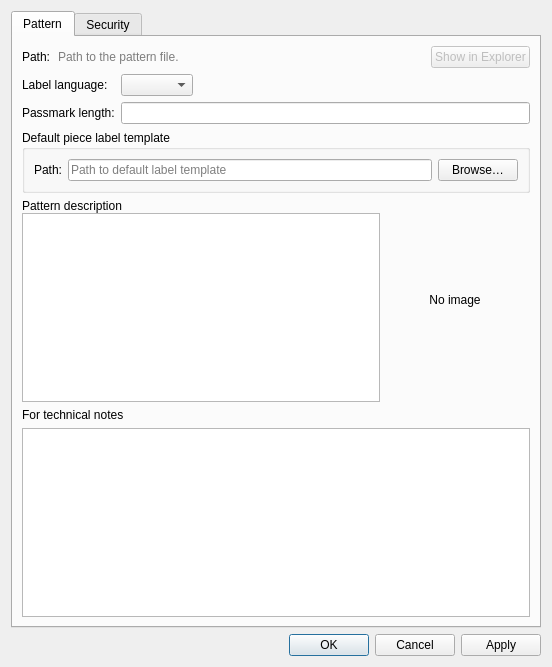
Above: src/app/valentina/dialogs/dialogpatternproperties.ui from dismine/valentina before the change. Below: the same form after it.
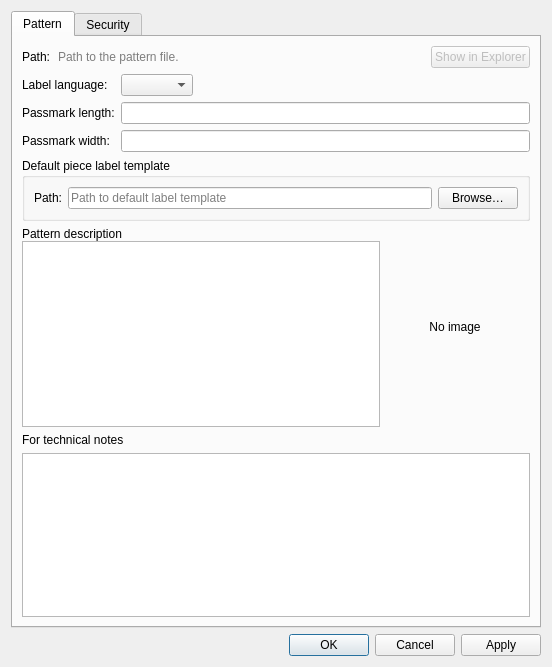
That is the form after the change. Icons and pictures are not drawn. Custom widgets are drawn as their Qt base class.

Commit message: New notch type - Check Notch. Control a notch width and angle with formulas.

Patch:
```diff
--- a/src/app/valentina/dialogs/dialogpatternproperties.ui
+++ b/src/app/valentina/dialogs/dialogpatternproperties.ui
@@ -122,6 +122,20 @@
            </property>
           </widget>
          </item>
+         <item row="2" column="0">
+          <widget class="QLabel" name="label_4">
+           <property name="text">
+            <string>Passmark width:</string>
+           </property>
+          </widget>
+         </item>
+         <item row="2" column="1">
+          <widget class="QLineEdit" name="lineEditPassmarkWidth">
+           <property name="clearButtonEnabled">
+            <bool>true</bool>
+           </property>
+          </widget>
+         </item>
         </layout>
        </item>
        <item>
```
The commit also changes 38 other files.
